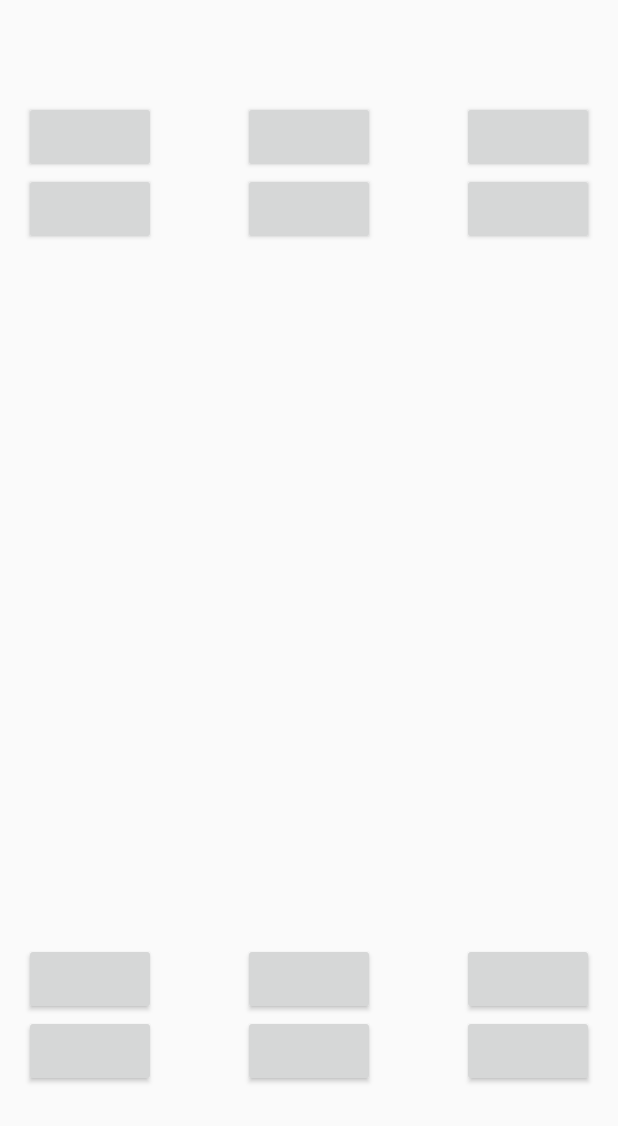
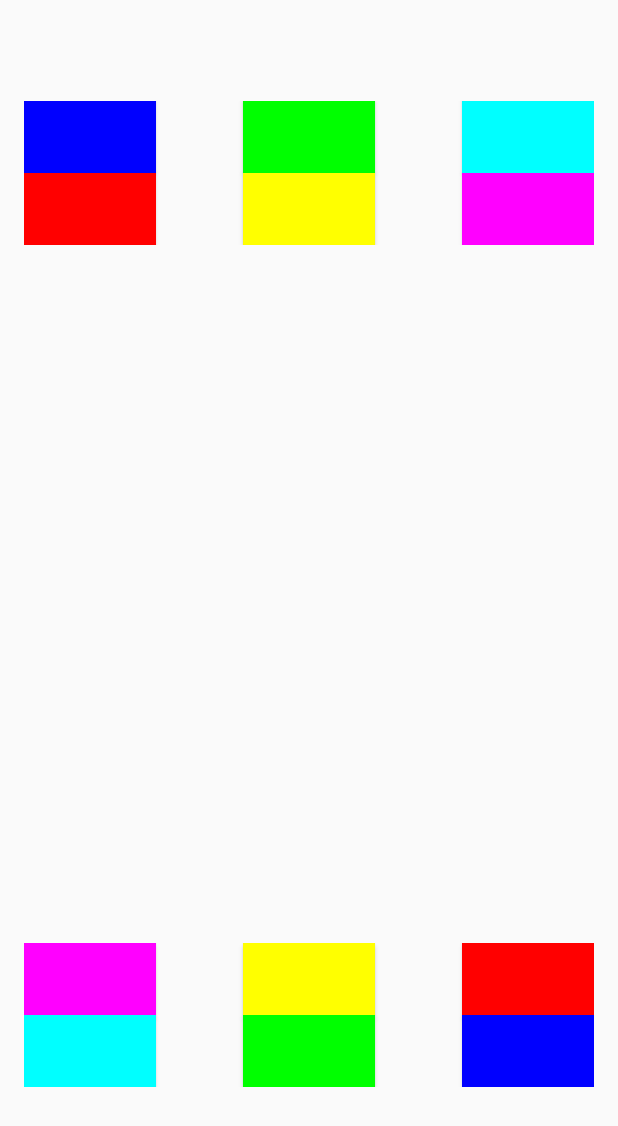
Before and after one commit to kmuralidharan91/two-sides, an Android app: the screen it shows after launch (MainActivity), on a phone screen of 412 x 824 dp. Shown: the top 1126 px of the screen. Run offline under Robolectric (Android 15) with nearby library versions, the phone set to English and light mode, and no system bars.

Commit message:
Colors added for the button

```diff
--- a/app/src/main/java/ashok/com/twosides/MainActivity.java
+++ b/app/src/main/java/ashok/com/twosides/MainActivity.java
@@ -1,19 +1,104 @@
 package ashok.com.twosides;
 
 import android.app.Activity;
+import android.graphics.Color;
 import android.os.Bundle;
+import android.os.CountDownTimer;
 import android.view.Menu;
 import android.view.MenuItem;
+import android.widget.Button;
+import android.widget.TextView;
+
+import java.util.ArrayList;
+import java.util.Random;
 
 
 public class MainActivity extends Activity {
+
+    Button tb1;
+    Button tb2;
+    Button tb3;
+    Button tb4;
+    Button tb5;
+    Button tb6;
+    Button lb1;
+    Button lb2;
+    Button lb3;
+    Button lb4;
+    Button lb5;
+    Button lb6;
+
 
     @Override
     protected void onCreate(Bundle savedInstanceState) {
         super.onCreate(savedInstanceState);
         setContentView(R.layout.activity_main);
+
+        getButtons();
+        final ArrayList<Integer> arrayList = new ArrayList<Integer>();
+        arrayList.add(Color.BLUE);
+        arrayList.add(Color.CYAN);
+        arrayList.add(Color.GREEN);
+        arrayList.add(Color.RED);
+        arrayList.add(Color.YELLOW);
+        arrayList.add(Color.MAGENTA);
+        shuffleColors(arrayList);
+
+        new CountDownTimer(30000, 5000) {
+            @Override
+            public void onTick(long millisUntilFinished) {
+                shuffleColors(arrayList);
+            }
+
+            @Override
+            public void onFinish() {
+            }
+
+        };
+
     }
 
+
+    void getButtons()
+    {
+        //Top buttons
+        tb1 = (Button)findViewById(R.id.tb1);
+        tb2 = (Button)findViewById(R.id.tb2);
+        tb3 = (Button)findViewById(R.id.tb3);
+        tb4 = (Button)findViewById(R.id.tb4);
+        tb5 = (Button)findViewById(R.id.tb5);
+        tb6 = (Button)findViewById(R.id.tb6);
+
+        //Bottom buttons
+        lb1 = (Button)findViewById(R.id.lb1);
+        lb2 = (Button)findViewById(R.id.lb2);
+        lb3 = (Button)findViewById(R.id.lb3);
+        lb4 = (Button)findViewById(R.id.lb4);
+        lb5 = (Button)findViewById(R.id.lb5);
+        lb6 = (Button)findViewById(R.id.lb6);
+
+
+    }
+    public void shuffleColors(ArrayList<Integer> colors)
+    {
+        tb1.setBackgroundColor(colors.get(0));
+        lb6.setBackgroundColor(colors.get(0));
+
+        tb2.setBackgroundColor(colors.get(2));
+        lb5.setBackgroundColor(colors.get(2));
+
+        tb3.setBackgroundColor(colors.get(1));
+        lb4.setBackgroundColor(colors.get(1));
+
+        tb4.setBackgroundColor(colors.get(3));
+        lb3.setBackgroundColor(colors.get(3));
+
+        tb5.setBackgroundColor(colors.get(4));
+        lb2.setBackgroundColor(colors.get(4));
+
+        tb6.setBackgroundColor(colors.get(5));
+        lb1.setBackgroundColor(colors.get(5));
+    }
     @Override
     public boolean onCreateOptionsMenu(Menu menu) {
         // Inflate the menu; this adds items to the action bar if it is present.
```
Also changed, not shown: 2 other files.
